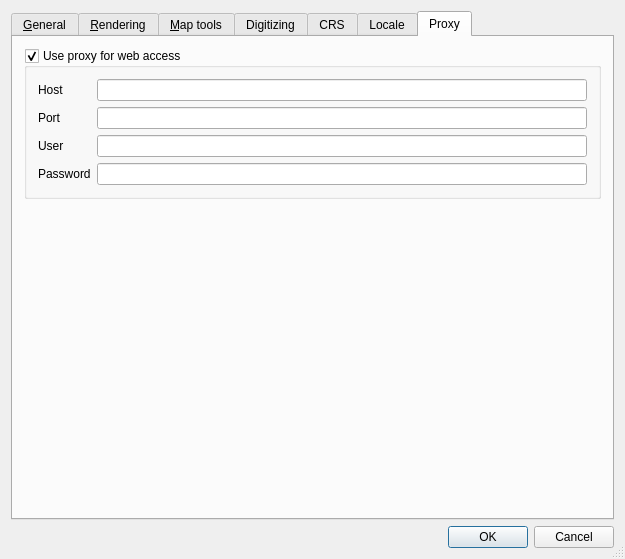
The window that qgis/src/ui/qgsoptionsbase.ui (sourcepole/qgis) describes before a commit, drawn with Qt 5.
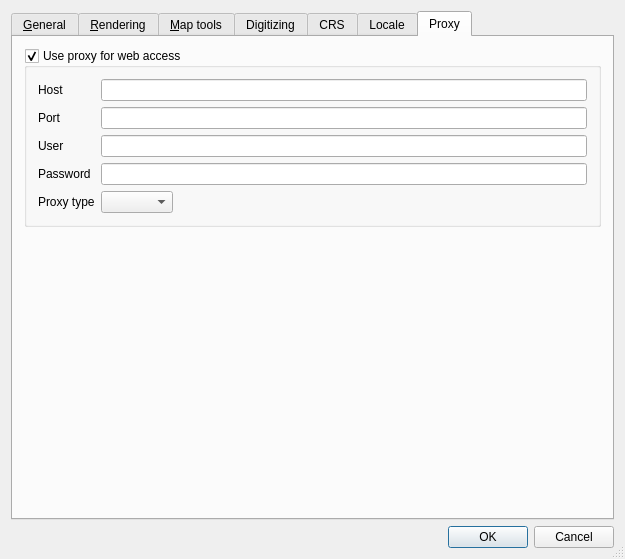
The same window after the commit. The open tabs and pages were chosen to show the change. Icons and pictures are not drawn. Custom widgets are drawn as their Qt base class.

Commit message: Apply proxy patch that let select the proxy type in the option dialog

```diff
--- a/qgis/src/ui/qgsoptionsbase.ui
+++ b/qgis/src/ui/qgsoptionsbase.ui
@@ -1000,7 +1000,7 @@
             </property>
            </widget>
           </item>
-          <item row="0" column="1" >
+          <item row="0" column="1" colspan="2" >
            <widget class="QLineEdit" name="leProxyHost" />
           </item>
           <item row="1" column="0" >
@@ -1013,7 +1013,7 @@
             </property>
            </widget>
           </item>
-          <item row="1" column="1" >
+          <item row="1" column="1" colspan="2" >
            <widget class="QLineEdit" name="leProxyPort" />
           </item>
           <item row="2" column="0" >
@@ -1026,7 +1026,7 @@
             </property>
            </widget>
           </item>
-          <item row="2" column="1" >
+          <item row="2" column="1" colspan="2" >
            <widget class="QLineEdit" name="leProxyUser" >
             <property name="toolTip" >
              <string>Leave this blank if no proxy username / password are required</string>
@@ -1043,7 +1043,7 @@
             </property>
            </widget>
           </item>
-          <item row="3" column="1" >
+          <item row="3" column="1" colspan="2" >
            <widget class="QLineEdit" name="leProxyPassword" >
             <property name="toolTip" >
              <string>Leave this blank if no proxy username / password are required</string>
@@ -1053,6 +1053,29 @@
             </property>
            </widget>
           </item>
+          <item row="4" column="0" >
+           <widget class="QLabel" name="mTypeLabel" >
+            <property name="text" >
+             <string>Proxy type</string>
+            </property>
+           </widget>
+          </item>
+          <item row="4" column="1" >
+           <widget class="QComboBox" name="mProxyTypeComboBox" />
+          </item>
+          <item row="4" column="2" >
+           <spacer>
+            <property name="orientation" >
+             <enum>Qt::Horizontal</enum>
+            </property>
+            <property name="sizeHint" >
+             <size>
+              <width>241</width>
+              <height>20</height>
+             </size>
+            </property>
+           </spacer>
+          </item>
          </layout>
         </widget>
        </item>
@@ -1063,8 +1086,8 @@
          </property>
          <property name="sizeHint" >
           <size>
-           <width>20</width>
-           <height>40</height>
+           <width>577</width>
+           <height>251</height>
           </size>
          </property>
         </spacer>
```
Left out of the diff: 2 changed lines with no effect on the pictures. The commit also changes 5 other files.
